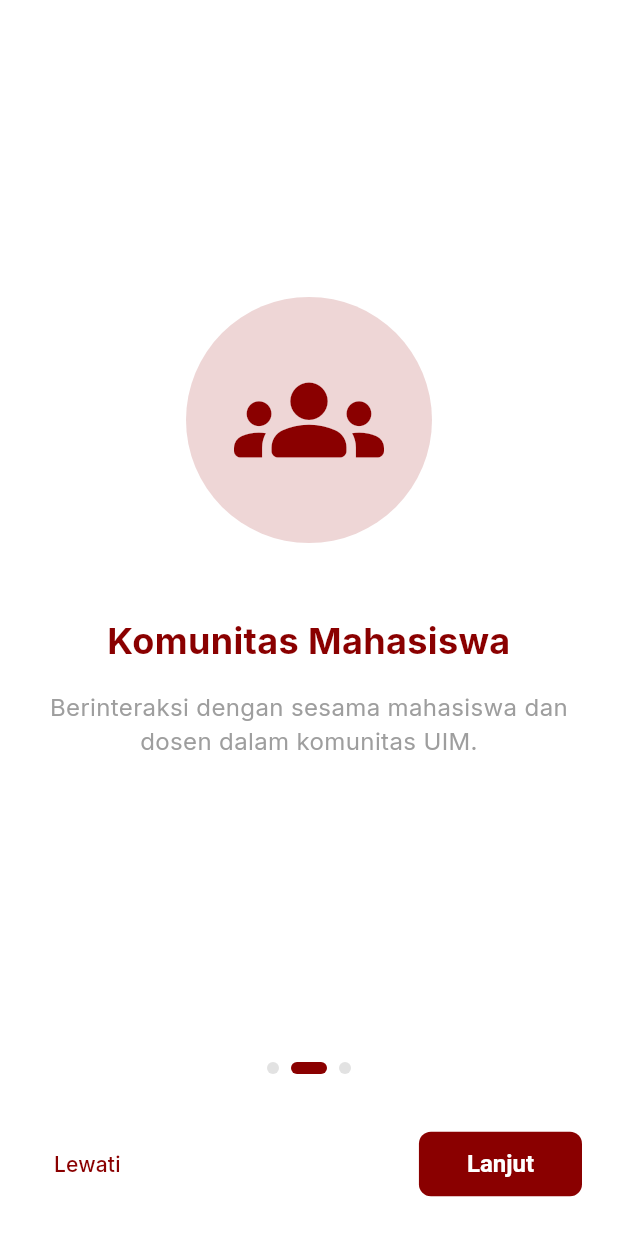
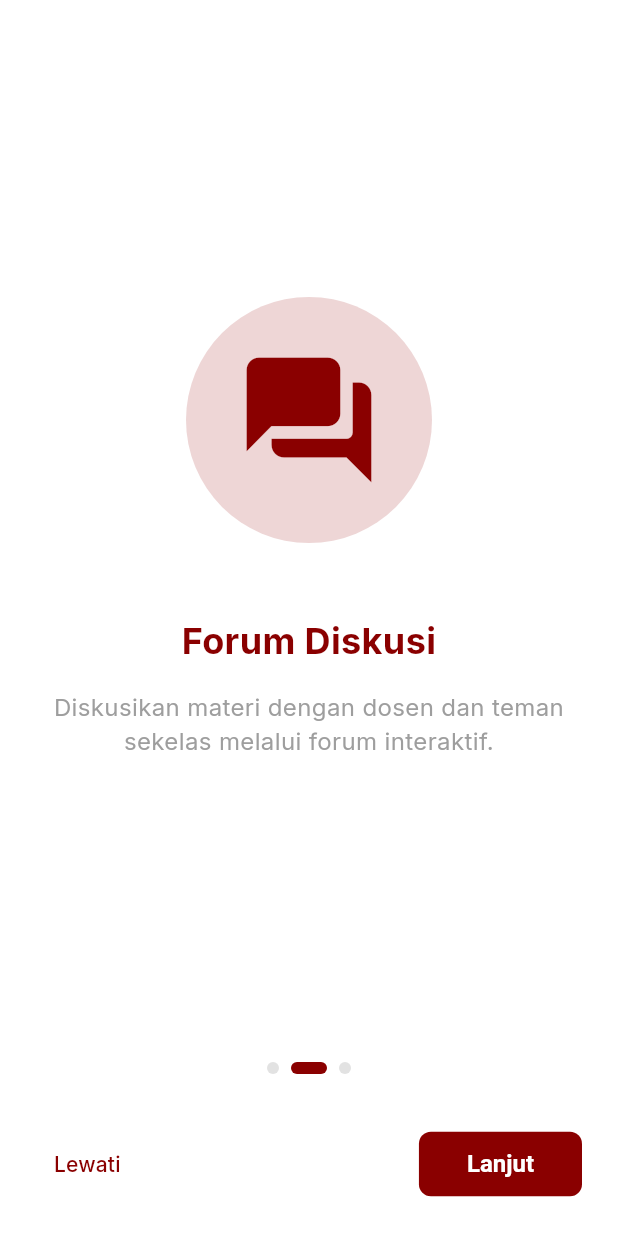
Before and after one commit to ifansyarifuddin/celoe_lms, a Flutter app: the screen it shows after launch, swiped to page 2, on a phone screen of 412 x 824 dp. Run offline on Flutter 3.47's test engine with Material 3 defaults, Android fonts, the phone set to English and light mode, and no system bars; our stand-ins replace google_fonts.

Commit message:
Feat: Redesign Onboarding Screen

```diff
--- a/lib/features/auth/presentation/pages/onboarding_page.dart
+++ b/lib/features/auth/presentation/pages/onboarding_page.dart
@@ -16,19 +16,19 @@ class _OnboardingPageState extends State<OnboardingPage> {
 
   final List<Map<String, String>> _slides = [
     {
-      'title': 'Akses Materi Mudah',
-      'description': 'Akses materi perkuliahan kapan saja dan di mana saja dengan mudah.',
+      'title': 'Akses Materi Lengkap',
+      'description': 'Pelajari materi kuliah di mana saja dengan akses mudah ke modul video dan dokumen.',
       'icon': 'book',
     },
     {
-      'title': 'Komunitas Mahasiswa',
-      'description': 'Berinteraksi dengan sesama mahasiswa dan dosen dalam komunitas UIM.',
+      'title': 'Forum Diskusi',
+      'description': 'Diskusikan materi dengan dosen dan teman sekelas melalui forum interaktif.',
       'icon': 'group',
     },
     {
-      'title': 'Real-time Notification',
-      'description': 'Dapatkan notifikasi tugas, ujian, dan pengumuman penting secara instan.',
-      'icon': 'notifications',
+      'title': 'Manajemen Tugas',
+      'description': 'Pantau tenggat waktu dan kumpulkan tugas perkuliahan tepat waktu.',
+      'icon': 'assignment',
     },
   ];
 
@@ -141,10 +141,10 @@ class _OnboardingPageState extends State<OnboardingPage> {
         iconData = Icons.menu_book_rounded;
         break;
       case 'group':
-        iconData = Icons.groups_rounded;
+        iconData = Icons.forum_rounded;
         break;
-      case 'notifications':
-        iconData = Icons.notifications_active_rounded;
+      case 'assignment':
+        iconData = Icons.assignment_turned_in_rounded;
         break;
       default:
         iconData = Icons.circle;
```
